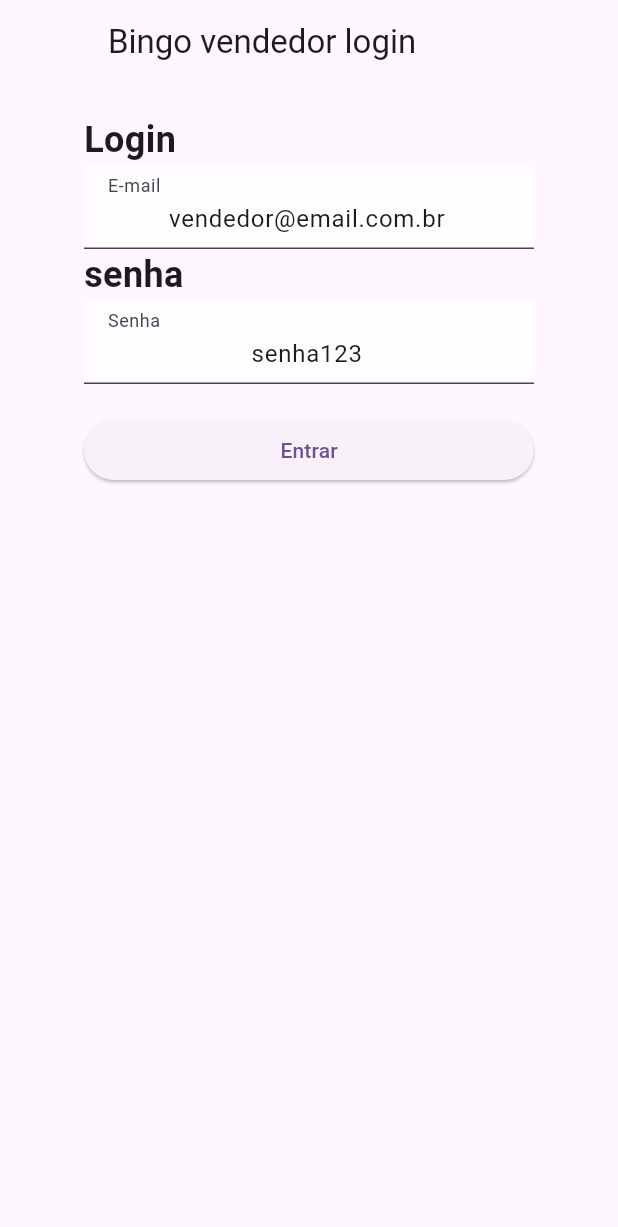
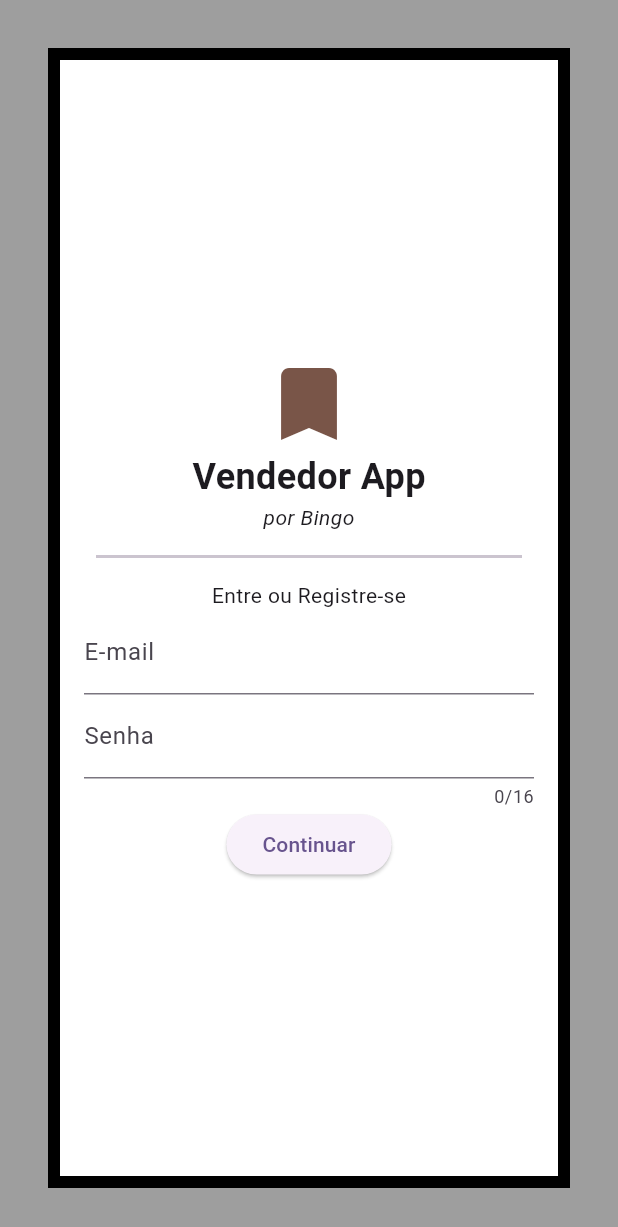
Before and after one commit to slackwarecps/flutter_bingo_app_vendedor, a Flutter app: the screen it shows after launch, on a phone screen of 412 x 824 dp. Shown: the top 1227 px of the screen. Run offline on Flutter 3.47's test engine with Material 3 defaults, Android fonts, the phone set to English and light mode, and no system bars; our stand-ins replace logger; missing offline and left inert: dart:ffi, http_interceptor; statements that could not run were skipped.

Commit message:
feat: Adicionar tela de login novo

```diff
--- a/lib/main.dart
+++ b/lib/main.dart
@@ -14,6 +14,7 @@ import 'package:bingo_app_vendedor/telas/home_screen.dart';
 import 'package:bingo_app_vendedor/telas/jornada_de_credito/credito_coloca_valor.dart';
 import 'package:bingo_app_vendedor/telas/jornada_de_credito/credito_conclusao.dart';
 import 'package:bingo_app_vendedor/telas/login_screen.dart';
+import 'package:bingo_app_vendedor/telas/login_screen/login_novo_screen.dart';
 import 'package:bingo_app_vendedor/telas/perfil/perfil_screen.dart';
 import 'package:flutter/material.dart';
 
@@ -36,9 +37,10 @@ class MyApp extends StatelessWidget {
         colorScheme: ColorScheme.fromSeed(seedColor: Colors.deepPurple),
         useMaterial3: true,
       ),
-      initialRoute: "login",
+      initialRoute: "login-novo",
       routes: {
         "login": (context) => const LoginScreen(),
+        "login-novo": (context) => LoginNovoScreen(),
         "home": (context) => const HomeScreen(),
         ReportFinanceiroScreen.routeName: (context) =>
             const ReportFinanceiroScreen(),
--- /dev/null
+++ b/lib/telas/login_screen/login_novo_screen.dart
@@ -0,0 +1,76 @@
+import 'dart:math';
+
+import 'package:flutter/material.dart';
+
+class LoginNovoScreen extends StatelessWidget {
+  LoginNovoScreen({Key? key}) : super(key: key);
+
+  //campos controladores
+  TextEditingController _emailController = TextEditingController();
+  TextEditingController _senhaController = TextEditingController();
+
+  @override
+  Widget build(BuildContext context) {
+    return Scaffold(
+      backgroundColor: Colors.grey,
+      body: Container(
+        padding: const EdgeInsets.all(16),
+        margin: const EdgeInsets.all(32),
+        decoration:
+            BoxDecoration(border: Border.all(width: 8), color: Colors.white),
+        child: Form(
+          child: Center(
+            child: SingleChildScrollView(
+              child: Column(
+                children: [
+                  const Icon(
+                    Icons.bookmark,
+                    size: 64,
+                    color: Colors.brown,
+                  ),
+                  const Text(
+                    "Vendedor App",
+                    style: TextStyle(fontSize: 24, fontWeight: FontWeight.bold),
+                  ),
+                  const Text("por Bingo",
+                      style: TextStyle(fontStyle: FontStyle.italic)),
+                  const Padding(
+                    padding: EdgeInsets.all(8.0),
+                    child: Divider(thickness: 2),
+                  ),
+                  const Text("Entre ou Registre-se"),
+                  TextFormField(
+                    controller: _emailController,
+                    decoration: const InputDecoration(
+                      label: Text("E-mail"),
+                    ),
+                    keyboardType: TextInputType.emailAddress,
+                  ),
+                  TextFormField(
+                    controller: _senhaController,
+                    decoration: const InputDecoration(label: Text("Senha")),
+                    keyboardType: TextInputType.visiblePassword,
+                    maxLength: 16,
+                    obscureText: true,
+                  ),
+                  ElevatedButton(
+                      onPressed: () {
+                        buttonLoginClicked();
+                      },
+                      child: const Text("Continuar")),
+                ],
+              ),
+            ),
+          ),
+        ),
+      ),
+    );
+  }
+
+  void buttonLoginClicked() {
+    String email = _emailController.text;
+    String senha = _senhaController.text;
+
+    print("Botão de login clicado $email / $senha");
+  }
+}
```
Also changed, not shown: 3 other files.
